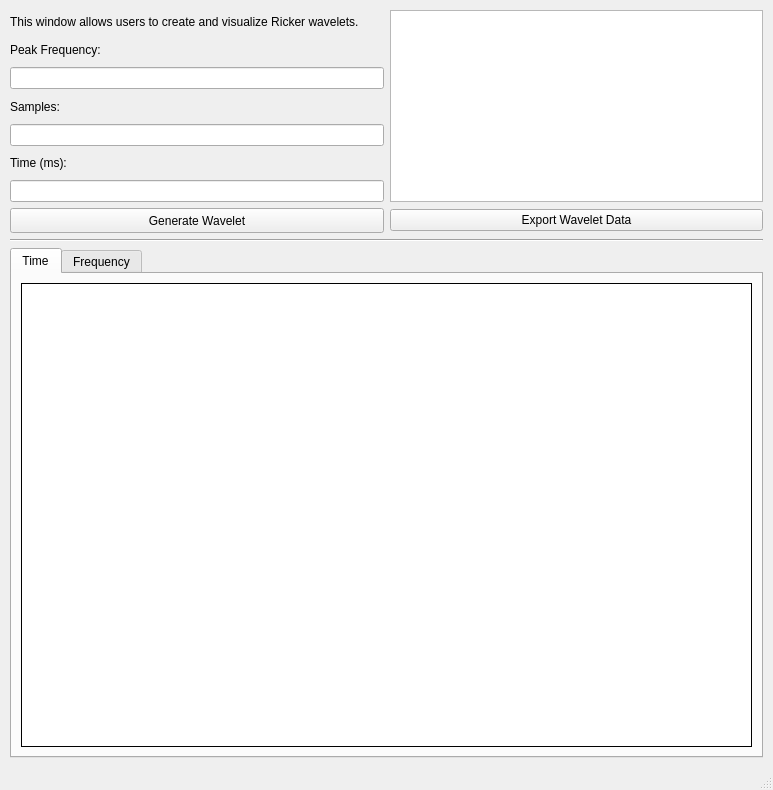
First picture: the form in src/ui/SpecterRickerGenerator.ui, repository albano-a/Waveleter, before the edit.
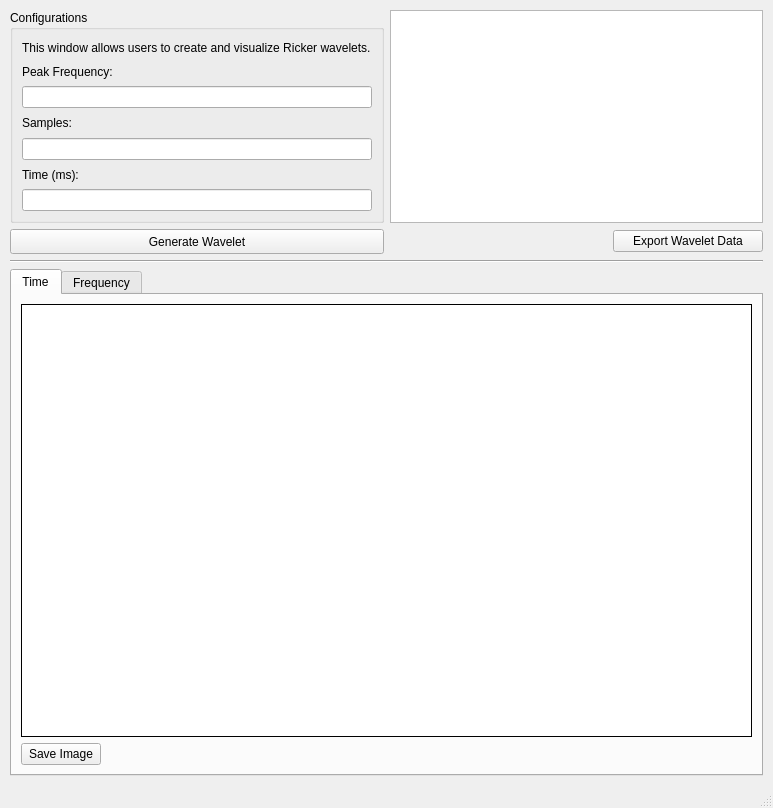
Second picture: the form after the edit. The open tabs and pages were chosen to show the change.

Commit message: chore: Ricker done

Patch:
```diff
--- a/src/ui/SpecterRickerGenerator.ui
+++ b/src/ui/SpecterRickerGenerator.ui
@@ -7,7 +7,7 @@
     <x>0</x>
     <y>0</y>
     <width>773</width>
-    <height>790</height>
+    <height>808</height>
    </rect>
   </property>
   <property name="windowTitle">
@@ -49,6 +49,13 @@
             </property>
            </widget>
           </item>
+          <item row="1" column="0" alignment="Qt::AlignLeft">
+           <widget class="QPushButton" name="srgSaveImagePushButton">
+            <property name="text">
+             <string>Save Image</string>
+            </property>
+           </widget>
+          </item>
          </layout>
         </widget>
         <widget class="QWidget" name="tab_2">
@@ -74,13 +81,53 @@
       <property name="topMargin">
        <number>0</number>
       </property>
-      <item row="3" column="0">
-       <widget class="QLabel" name="label_2">
+      <item row="4" column="0">
+       <widget class="QPushButton" name="srgGenerateWaveletPushButton">
+        <property name="minimumSize">
+         <size>
+          <width>270</width>
+          <height>25</height>
+         </size>
+        </property>
         <property name="text">
-         <string>Samples:</string>
+         <string>Generate Wavelet</string>
         </property>
        </widget>
       </item>
+      <item row="0" column="1" rowspan="3">
+       <widget class="QTableWidget" name="srgTableDataViewer"/>
+      </item>
+      <item row="4" column="1" alignment="Qt::AlignRight">
+       <widget class="QPushButton" name="srgExportWaveletPushButton">
+        <property name="minimumSize">
+         <size>
+          <width>150</width>
+          <height>0</height>
+         </size>
+        </property>
+        <property name="text">
+         <string>Export Wavelet Data</string>
+        </property>
+        <property name="default">
+         <bool>false</bool>
+        </property>
+        <property name="flat">
+         <bool>false</bool>
+        </property>
+       </widget>
+      </item>
+      <item row="0" column="0" rowspan="3">
+       <widget class="QGroupBox" name="groupBox">
+        <property name="sizePolicy">
+         <sizepolicy hsizetype="Expanding" vsizetype="Preferred">
+          <horstretch>0</horstretch>
+          <verstretch>0</verstretch>
+         </sizepolicy>
+        </property>
+        <property name="title">
+         <string>Configurations</string>
+        </property>
+        <layout class="QGridLayout" name="gridLayout_6">
       <item row="0" column="0">
        <widget class="QLabel" name="label_4">
         <property name="text">
@@ -91,12 +138,6 @@
         </property>
        </widget>
       </item>
-      <item row="2" column="0">
-       <widget class="QLineEdit" name="srgPeakFrequencyInput"/>
-      </item>
-      <item row="4" column="0">
-       <widget class="QLineEdit" name="srgSamplesInput"/>
-      </item>
       <item row="1" column="0">
        <widget class="QLabel" name="label">
         <property name="text">
@@ -104,6 +145,19 @@
         </property>
        </widget>
       </item>
+         <item row="2" column="0">
+          <widget class="QLineEdit" name="srgPeakFrequencyInput"/>
+         </item>
+         <item row="3" column="0">
+          <widget class="QLabel" name="label_2">
+           <property name="text">
+            <string>Samples:</string>
+           </property>
+          </widget>
+         </item>
+         <item row="4" column="0">
+          <widget class="QLineEdit" name="srgSamplesInput"/>
+         </item>
       <item row="5" column="0">
        <widget class="QLabel" name="label_3">
         <property name="text">
@@ -114,30 +168,10 @@
         </property>
        </widget>
       </item>
-      <item row="8" column="0">
-       <widget class="QPushButton" name="srgGenerateWaveletPushButton">
-        <property name="minimumSize">
-         <size>
-          <width>270</width>
-          <height>25</height>
-         </size>
-        </property>
-        <property name="text">
-         <string>Generate Wavelet</string>
-        </property>
-       </widget>
-      </item>
-      <item row="0" column="1" rowspan="7">
-       <widget class="QTableWidget" name="srgTableDataViewer"/>
-      </item>
       <item row="6" column="0">
        <widget class="QLineEdit" name="srgTimeInput"/>
       </item>
-      <item row="8" column="1">
-       <widget class="QPushButton" name="pushButton">
-        <property name="text">
-         <string>Export Wavelet Data</string>
-        </property>
+        </layout>
        </widget>
       </item>
      </layout>
```
Left out of the diff: 2 changed lines with no effect on the pictures. Lines whose indentation alone changed are shown as unchanged. The commit also changes 5 other files.
